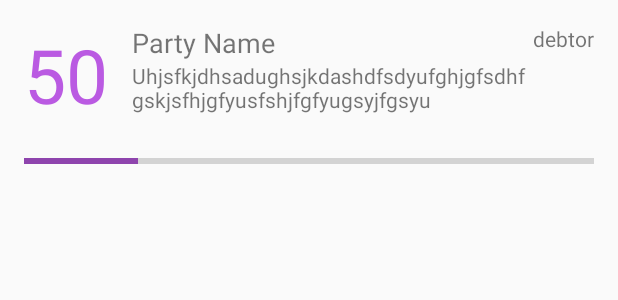
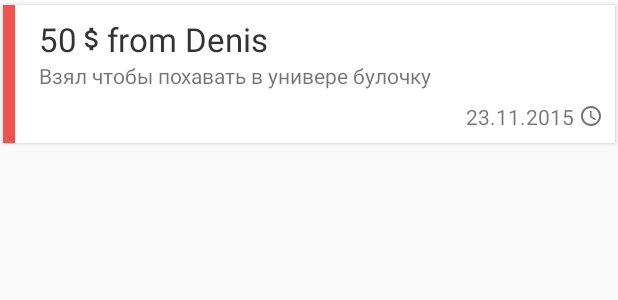
Before and after one commit to Popalay/Yooder, an Android app: the layout card_debt.xml on its own in the app's theme, with its tools: preview values and no code run, on a phone screen of 412 x 824 dp. Shown: the top 300 px of the screen. Run offline under Robolectric (Android 15) with nearby library versions, the phone set to English and light mode, and no system bars.

Commit message:
Implemented debts list

```diff
--- a/app/src/main/kotlin/com/popalay/yooder/activities/AuthActivity.kt
+++ b/app/src/main/kotlin/com/popalay/yooder/activities/AuthActivity.kt
@@ -53,11 +53,11 @@ public class AuthActivity : BaseActivity() {
 
     override fun onResume() {
         super.onResume()
-        BusProvider.instance.register(this)
+        BusProvider.bus.register(this)
     }
 
     override fun onPause() {
         super.onPause()
-        BusProvider.instance.unregister(this)
+        BusProvider.bus.unregister(this)
     }
 }
--- a/app/src/main/kotlin/com/popalay/yooder/activities/MainActivity.kt
+++ b/app/src/main/kotlin/com/popalay/yooder/activities/MainActivity.kt
@@ -12,7 +12,6 @@ import com.amulyakhare.textdrawable.util.ColorGenerator
 import com.parse.ParseUser
 import com.popalay.yooder.R
 import com.popalay.yooder.fragments.RemindersFragment
-import com.popalay.yooder.managers.DataManager
 import kotlinx.android.synthetic.main.activity_main.*
 import kotlinx.android.synthetic.main.header.view.*
 
@@ -70,9 +69,9 @@ public class MainActivity : BaseActivity() {
     }
 
     private fun setUserInfo() {
-        var username = DataManager().getUser().getString("FullName") ?: ""
+        var username = ParseUser.getCurrentUser().getString("FullName") ?: ""
         navigationView.getHeaderView(0).username.text = username
-        navigationView.getHeaderView(0).email.text = DataManager().getUser().email ?: ""
+        navigationView.getHeaderView(0).email.text = ParseUser.getCurrentUser().email ?: ""
 
         var generator = ColorGenerator.MATERIAL
         // generate random color
--- a/app/src/main/kotlin/com/popalay/yooder/eventbus/BusProvider.kt
+++ b/app/src/main/kotlin/com/popalay/yooder/eventbus/BusProvider.kt
@@ -3,5 +3,5 @@ package com.popalay.yooder.eventbus
 import com.squareup.otto.Bus
 
 public object BusProvider {
-    public val instance: Bus = Bus()
+    public val bus: Bus = Bus()
 }
--- /dev/null
+++ b/app/src/main/res/drawable/ic_date_small.xml
@@ -0,0 +1,9 @@
+<vector xmlns:android="http://schemas.android.com/apk/res/android"
+    android:width="16dp"
+    android:height="16dp"
+    android:viewportHeight="24.0"
+    android:viewportWidth="24.0">
+    <path
+        android:fillColor="#FF737373"
+        android:pathData="M11.99,2C6.47,2 2,6.48 2,12s4.47,10 9.99,10C17.52,22 22,17.52 22,12S17.52,2 11.99,2zM12,20c-4.42,0 -8,-3.58 -8,-8s3.58,-8 8,-8 8,3.58 8,8 -3.58,8 -8,8zM12.5,7L11,7v6l5.25,3.15 0.75,-1.23 -4.5,-2.67z" />
+</vector>
--- /dev/null
+++ b/app/src/main/res/drawable/ic_money_small.xml
@@ -0,0 +1,9 @@
+<vector xmlns:android="http://schemas.android.com/apk/res/android"
+    android:width="20dp"
+    android:height="20dp"
+    android:viewportHeight="24.0"
+    android:viewportWidth="24.0">
+    <path
+        android:fillColor="#FF333333"
+        android:pathData="M11.8,10.9c-2.27,-0.59 -3,-1.2 -3,-2.15 0,-1.09 1.01,-1.85 2.7,-1.85 1.78,0 2.44,0.85 2.5,2.1h2.21c-0.07,-1.72 -1.12,-3.3 -3.21,-3.81V3h-3v2.16c-1.94,0.42 -3.5,1.68 -3.5,3.61 0,2.31 1.91,3.46 4.7,4.13 2.5,0.6 3,1.48 3,2.41 0,0.69 -0.49,1.79 -2.7,1.79 -2.06,0 -2.87,-0.92 -2.98,-2.1h-2.2c0.12,2.19 1.76,3.42 3.68,3.83V21h3v-2.15c1.95,-0.37 3.5,-1.5 3.5,-3.55 0,-2.84 -2.43,-3.81 -4.7,-4.4z" />
+</vector>
--- a/app/src/main/res/layout/card_debt.xml
+++ b/app/src/main/res/layout/card_debt.xml
@@ -1,56 +1,66 @@
 <?xml version="1.0" encoding="utf-8"?>
-<RelativeLayout xmlns:android="http://schemas.android.com/apk/res/android"
+<android.support.v7.widget.CardView xmlns:android="http://schemas.android.com/apk/res/android"
+    xmlns:card_view="http://schemas.android.com/apk/res-auto"
     xmlns:tools="http://schemas.android.com/tools"
     android:layout_width="match_parent"
     android:layout_height="wrap_content"
-    android:paddingBottom="@dimen/activity_vertical_margin"
-    android:paddingEnd="@dimen/activity_horizontal_margin"
-    android:paddingStart="@dimen/activity_horizontal_margin"
-    android:paddingTop="@dimen/activity_vertical_margin">
+    card_view:cardCornerRadius="0dp"
+    card_view:cardPreventCornerOverlap="false"
+    card_view:cardUseCompatPadding="true">
+
+    <ImageView
+        android:id="@+id/progress"
+        android:layout_width="8dp"
+        android:layout_height="match_parent"
+        tools:background="@color/red" />
+
+    <RelativeLayout
+        android:layout_width="match_parent"
+        android:layout_height="wrap_content"
+        android:paddingBottom="8dp"
+        android:paddingEnd="8dp"
+        android:paddingStart="24dp"
+        android:paddingTop="8dp">
 
         <TextView
+            android:gravity="center"
             android:id="@+id/amount"
             android:layout_width="wrap_content"
             android:layout_height="wrap_content"
-        android:textSize="50sp"
-        tools:text="50"
-        tools:textColor="@color/accent_light" />
+            android:drawableEnd="@drawable/ic_money_small"
+            android:textColor="@color/oil"
+            android:textSize="@dimen/large_text_size"
+            tools:text="50" />
 
         <TextView
             android:id="@+id/party"
             android:layout_width="wrap_content"
             android:layout_height="wrap_content"
-        android:layout_marginStart="16dp"
             android:layout_toEndOf="@id/amount"
-        android:layout_toStartOf="@+id/role"
-        android:textSize="@dimen/base_text_size"
-        tools:text="Party Name" />
-
-    <ProgressBar
-        style="@style/Base.Widget.AppCompat.ProgressBar.Horizontal"
-        android:layout_width="match_parent"
-        android:layout_height="wrap_content"
-        android:layout_below="@id/amount"
-        android:layout_marginTop="16dp"
-        android:max="100"
-        tools:progress="20" />
-
-    <TextView
-        android:id="@id/role"
-        android:layout_width="wrap_content"
-        android:layout_height="wrap_content"
-        android:layout_alignParentEnd="true"
-        android:layout_alignParentTop="true"
-        tools:text="debtor" />
+            android:textColor="@color/oil"
+            android:textSize="@dimen/large_text_size"
+            tools:text="from Denis" />
 
         <TextView
             android:id="@+id/description"
             android:layout_width="wrap_content"
             android:layout_height="wrap_content"
-        android:layout_below="@id/party"
-        android:layout_marginStart="16dp"
-        android:layout_toEndOf="@id/amount"
-        android:layout_toStartOf="@id/role"
-        tools:text="Uhjsfkjdhsadughsjkdashdfsdyufghjgfsdhfgskjsfhjgfyusfshjfgfyugsyjfgsyu" />
+            android:layout_below="@id/amount"
+            android:layout_alignParentStart="true"
+            tools:text="Взял чтобы похавать в универе булочку" />
+
+        <TextView
+            android:id="@+id/date"
+            android:layout_marginTop="8dp"
+            android:layout_width="wrap_content"
+            android:layout_height="wrap_content"
+            android:layout_alignParentEnd="true"
+            android:layout_below="@id/description"
+            android:layout_marginStart="@dimen/activity_horizontal_margin"
+            android:drawableEnd="@drawable/ic_date_small"
+            android:gravity="center"
+            tools:text="23.11.2015 " />
 
     </RelativeLayout>
+
+</android.support.v7.widget.CardView>
--- a/app/src/main/res/values/colors.xml
+++ b/app/src/main/res/values/colors.xml
@@ -3,6 +3,9 @@
     <color name="primary">#0288D1</color>
     <color name="primaryDark">#0277BD</color>
     <color name="accent">#8e44ad</color>
+
+    <color name="accent_dark">#7b3b96</color>
+    <color name="accent_light">#ba5ae2</color>
     <color name="mainBackground">#f1f1f1</color>
     <color name="controlNormal">#FFFF</color>
 
@@ -16,7 +19,9 @@
     <color name="iron">#CCCCCC</color>
     <color name="white">#FFFFFF</color>
 
-    <color name="accent_dark">#7b3b96</color>
-    <color name="accent_light">#ba5ae2</color>
+    <color name="green">#66BB6A</color>
+    <color name="yellow">#FFCA28</color>
+    <color name="orange">#FFA726</color>
+    <color name="red">#EF5350</color>
 
 </resources>
--- a/app/src/main/res/values/strings.xml
+++ b/app/src/main/res/values/strings.xml
@@ -17,6 +17,7 @@
     <string name="navigation.reminders">Reminders</string>
     <string name="action.logout">Logout</string>
     <string name="error.empty">This field can`t be empty</string>
+    <string name="error.illegal">Illegal value</string>
 
     <string-array name="currency_array">
         <item>₴ UAH</item>
```
Also changed, not shown: app/build.gradle (+6 -2 lines), app/src/main/kotlin/com/popalay/yooder/activities/AddDebtDialog.kt (+7 -1 lines), app/src/main/kotlin/com/popalay/yooder/eventbus/Events.kt (+6 -4 lines), app/src/main/kotlin/com/popalay/yooder/fragments/DebtsTabFragment.kt (+39 -1 lines), app/src/main/kotlin/com/popalay/yooder/fragments/LoginFragment.kt (+9 -14 lines), app/src/main/kotlin/com/popalay/yooder/fragments/SignUpFragment.kt (+4 -6 lines), app/src/main/kotlin/com/popalay/yooder/lists/DebtAdapter.kt (added, +52 -0 lines), app/src/main/kotlin/com/popalay/yooder/lists/ParseAdapter.kt (deleted, +0 -68 lines), app/src/main/kotlin/com/popalay/yooder/managers/DataManager.kt (+0 -24 lines), app/src/main/kotlin/com/popalay/yooder/models/Debt.kt (+7 -0 lines), app/src/main/res/layout/tab_fragment_debts.xml (+4 -5 lines). Lines whose indentation alone changed are shown as unchanged.
